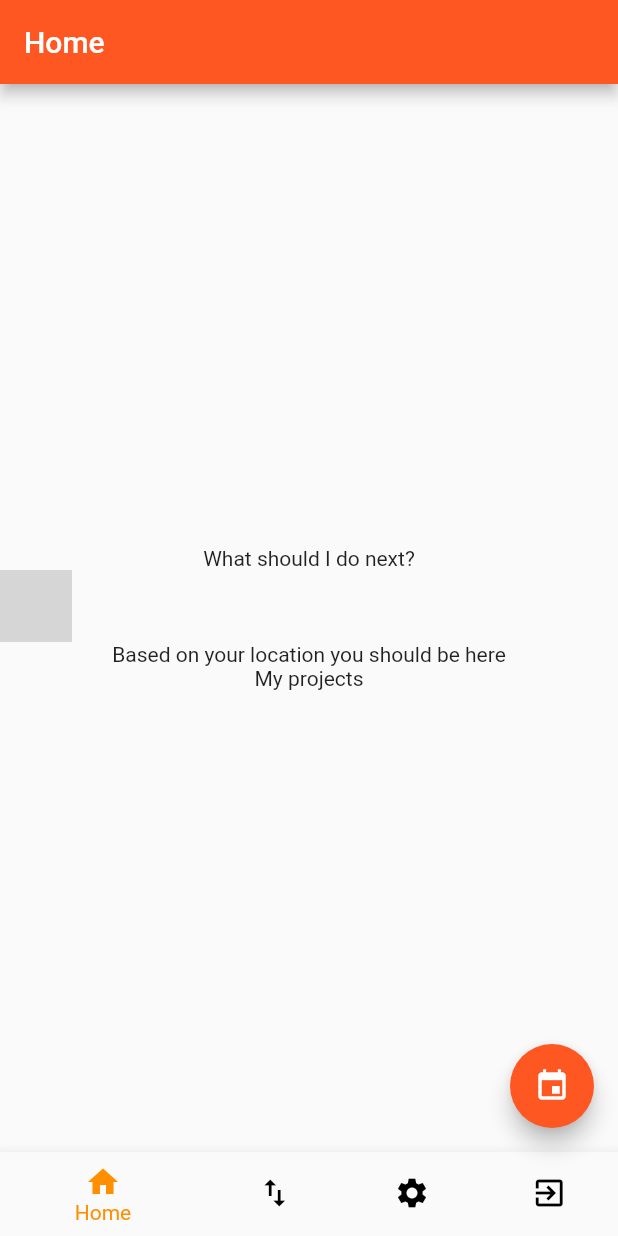
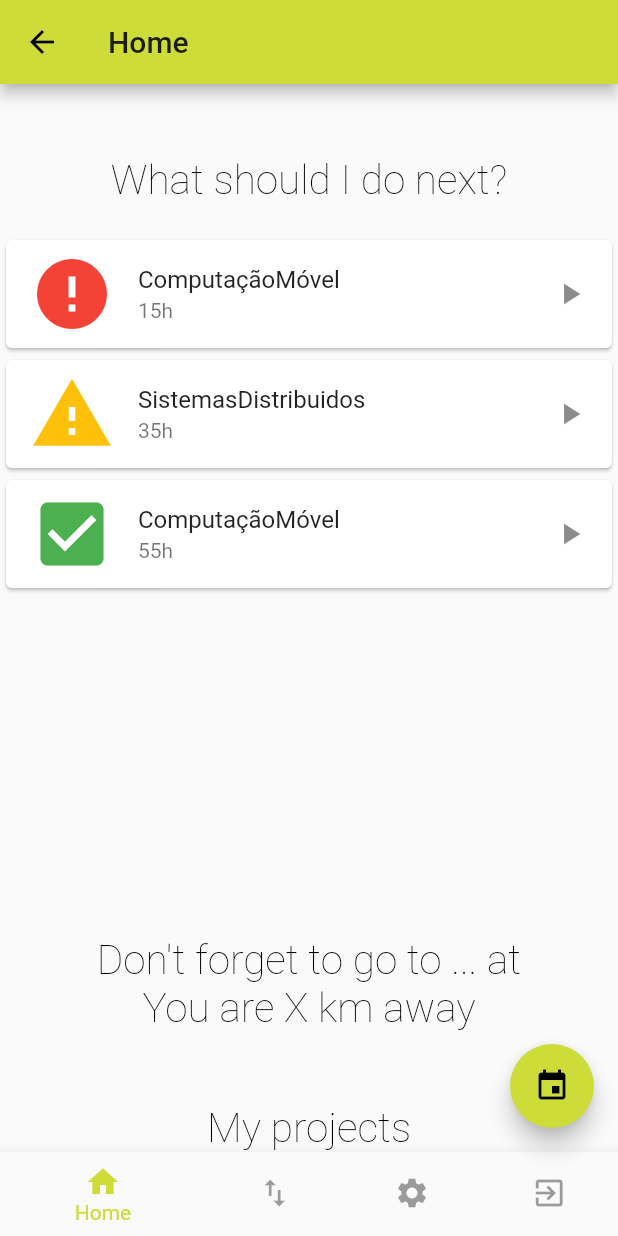
Before and after one commit to ijusto/plus_time, a Flutter app: the screen it shows after launch, after a tap on the "event" icon, on a phone screen of 412 x 824 dp. Run offline on Flutter 3.47's test engine with Material 2 defaults, Android fonts, the phone set to English and light mode, and no system bars; our stand-ins replace local_auth, location; missing offline and left inert: barcode_scan, device_calendar; accounts and stored records are empty; Roboto replaces fonts that are missing (Hind, Merriweather); grey boxes are pictures that could not be loaded.

Commit message:
Auto stash before merge of "master" and "origin/master"

```diff
--- a/plus_time/lib/home.dart
+++ b/plus_time/lib/home.dart
@@ -1,4 +1,5 @@
 import 'package:flutter/material.dart';
+import 'utils.dart';
 import 'package:plus_time/load_calendars.dart';
 
 class Home extends StatelessWidget {
@@ -24,12 +25,60 @@ class HomePage extends StatefulWidget {
   // always marked "final".
 
   final String title;
+  final List<Card> projectsOverview = [
+        Card(
+          child: ListTile(
+            leading: Icon(Icons.error, size: 56.0, color: Colors.red,),
+            title: Text('ComputaçãoMóvel'),
+            subtitle: Text('15h'),
+            trailing: Icon(Icons.play_arrow),
+          ),
+        ),
+        Card(
+          child: ListTile(
+            leading: Icon(Icons.warning, size: 56.0, color: Colors.amber,),
+            title: Text('SistemasDistribuidos'),
+            subtitle: Text('35h'),
+            trailing: Icon(Icons.play_arrow),
+          ),
+        ),
+        Card(
+          child: ListTile(
+            leading: Icon(Icons.check_box, size: 56.0, color: Colors.green,),
+            title: Text('ComputaçãoMóvel'),
+            subtitle: Text('55h'),
+            trailing: Icon(Icons.play_arrow),
+          ),
+        ),
+  ];
 
   @override
   _HomePageState createState() => _HomePageState();
 }
 
 class _HomePageState extends State<HomePage> {
+   int _selectedIndex = 0;
+
+   void _onItemTapped(int index) {
+    setState(() {
+      _selectedIndex = index;
+      print("Selected index is $_selectedIndex");
+      switch (_selectedIndex) {
+        case 0:   // Home
+          Navigator.pushNamed(context, '/');
+          break;
+        case 1:   // Import/export
+          Navigator.pushNamed(context, '/qrModule');
+          break;
+        case 2:   // Settings
+          Navigator.pushNamed(context, '/settings');
+          break;
+        case 3:   // Logout
+          Navigator.pushNamed(context, '/login');
+          break;
+      }
+    });
+  }
 
   void initState(){
     super.initState();
@@ -44,23 +93,25 @@ class _HomePageState extends State<HomePage> {
           projectType: '54h',
     ),];
 
+  // Event Handlers
+
+  // Project card/Floating button
   void _addEvent() {
     setState(() {
-      // This call to setState tells the Flutter framework that something has
-      // changed in this State, which causes it to rerun the build method below
-      // so that the display can reflect the updated values. If we changed
-      // _counter without calling setState(), then the build method would not be
-      // called again, and so nothing would appear to happen.
-      _counter++;
+      // TODO
+      // Add an event
     });
   }
 
-  void _onItemTapped(int index) {
+  // Project details
+  void _seeProjectDetails() {
     setState(() {
-      _selectedIndex = index;
+      // TODO
+      // Go to details page with info about the chosen project (index)
     });
   }
 
+  // Create the layout
   @override
   Widget build(BuildContext context) {
 
@@ -74,26 +125,62 @@ class _HomePageState extends State<HomePage> {
     // fast, so that you can just rebuild anything that needs updating rather
     // than having to individually change instances of widgets.
     return Scaffold(
-      appBar: new AppBar(
+      appBar:  AppBar(
         title: Text(widget.title),
       ),
+
       body: Center(
-        // Center is a layout widget. It takes a single child and positions it
-        // in the middle of the parent.
-        child: Column(
-          mainAxisAlignment: MainAxisAlignment.center,
+        child:
+           Column(
+
             children: <Widget>[
+               Padding(
+                padding: const EdgeInsets.all(24.0),
+              ),
+
                Text(
-              'What should I do next?',
+              "What should I do next?",
+                style: Theme.of(context).textTheme.title,
               ),
-            Row(children: projectsStats),
+
+               Padding(
+                padding: const EdgeInsets.all(10.0),
+              ),
+
+               Expanded (
+                 child: ListView(
+                   children: widget.projectsOverview,),
+               ),
+
+               Padding(
+                padding: const EdgeInsets.all(24.0),
+              ),
+
                Text(
-              'Based on your location you should be here'
+              "Don't forget to go to ... at",
+                 style: Theme.of(context).textTheme.title,
               ),
-            Text('My projects'),
-          ],
+
+               Text(
+              "You are X km away",
+                 style: Theme.of(context).textTheme.title,
+              ),
+
+               Padding(
+                padding: const EdgeInsets.all(24.0),
+              ),
+
+               Text(
+              "My projects",
+                style: Theme.of(context).textTheme.title,
+              ),
+
+
+            ]
+
           ),
       ),
+
       bottomNavigationBar: BottomNavigationBar(
         items: const <BottomNavigationBarItem>[
           BottomNavigationBarItem(
@@ -114,10 +201,11 @@ class _HomePageState extends State<HomePage> {
           ),
         ],
         currentIndex: _selectedIndex,
-      selectedItemColor: Colors.amber[800],
-      unselectedItemColor: Colors.black,
+        selectedItemColor: Theme.of(context).primaryColor,
+        unselectedItemColor: Theme.of(context).disabledColor,
         onTap: _onItemTapped,
       ),
+
       floatingActionButton: FloatingActionButton(
         onPressed: _addEvent,
         tooltip: 'Add Event',
--- a/plus_time/lib/main.dart
+++ b/plus_time/lib/main.dart
@@ -10,17 +10,19 @@ void main() {
   runApp(MaterialApp(
     title: '+Time',
     theme: ThemeData(
-      // This is the theme of your application.
-      //
-      // Try running your application with "flutter run". You'll see the
-      // application has a blue toolbar. Then, without quitting the app, try
-      // changing the primarySwatch below to Colors.green and then invoke
-      // "hot reload" (press "r" in the console where you ran "flutter run",
-      // or simply save your changes to "hot reload" in a Flutter IDE).
-      // Notice that the counter didn't reset back to zero; the application
-      // is not restarted.
-      primarySwatch: Colors.deepOrange,
-
+      primarySwatch: Colors.lime,
+      primaryColor: const Color(0xFFcddc39),
+      accentColor: const Color(0xFFcddc39),
+      canvasColor: const Color(0xFFfafafa),
+      fontFamily: 'Merriweather',
+      textTheme: TextTheme(
+        headline: TextStyle(fontSize: 72.0, fontWeight: FontWeight.bold),
+        title: TextStyle(fontSize: 27.0, color: const Color(0xFF000000),
+                fontWeight: FontWeight.w200),
+        subtitle: TextStyle(fontSize: 16.0, color: const Color(0xFF000000),
+                fontWeight: FontWeight.w200),
+        body1: TextStyle(fontSize: 14.0, fontFamily: 'Hind'),
+      ),
     ),
     initialRoute: '/',
     routes: {
--- a/plus_time/lib/utils.dart
+++ b/plus_time/lib/utils.dart
@@ -0,0 +1,35 @@
+
+import 'package:flutter/material.dart';
+import 'package:flutter/widgets.dart';
+
+
+class ProjectCard extends StatefulWidget {
+  ProjectCard({Key key, this.color, this.name, this.time}) : super(key: key);
+
+  final Color color;
+  final String name;
+  final String time;
+
+  @override
+  _ProjectCardState createState() => _ProjectCardState();
+}
+
+class _ProjectCardState extends State<ProjectCard> {
+  @override
+  Widget build(BuildContext context) {
+    return Container(
+        decoration: BoxDecoration(
+          color: widget.color,
+        ),
+        child: Row(
+          mainAxisAlignment: MainAxisAlignment.center,
+          children: <Widget>[
+            Text(
+              widget.name,
+              style: TextStyle(fontSize: 15, fontWeight: FontWeight.w600),
+            ),
+            Text(widget.name),
+          ],
+        ));
+  }
+}
```
Also changed, not shown: 1 other file. Lines whose indentation alone changed are shown as unchanged.
